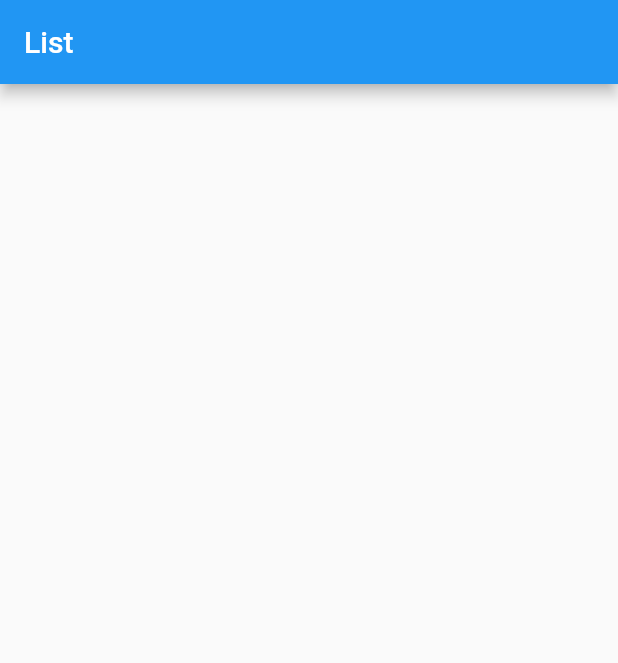
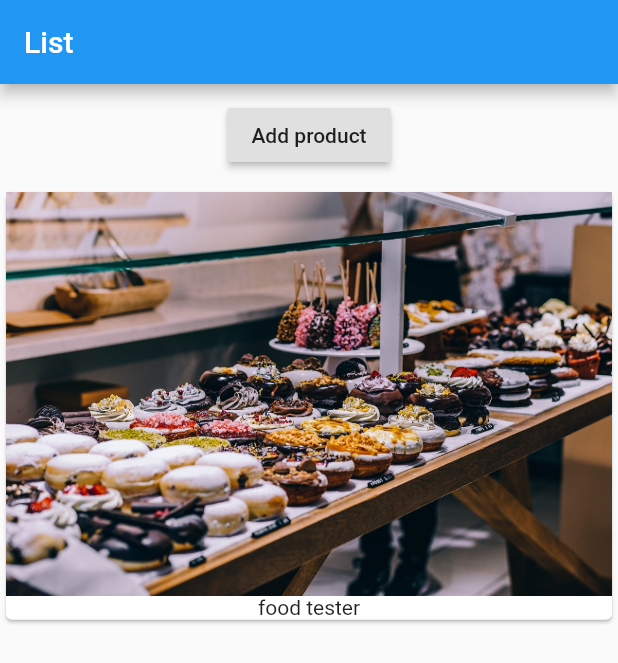
Before and after one commit to Devahmed93/Flutter_app, a Flutter app: the screen it shows after launch, on a phone screen of 412 x 824 dp. Shown: the top 663 px of the screen. Run offline on Flutter 3.47's test engine with Material 2 defaults, Android fonts, the phone set to English and light mode, and no system bars.

Commit message:
add button

```diff
--- a/lib/main.dart
+++ b/lib/main.dart
@@ -1,20 +1,52 @@
 import 'package:flutter/material.dart';
 
-void main() =>  runApp(MyApp()); //only in onestatement
+void main() => runApp(MyApp()); //only in onestatement
 
+class MyApp extends StatefulWidget {
+  @override
+  State<StatefulWidget> createState() {
+    // TODO: implement createState
+    return _MyAppState();
+  }
+}
 
-class MyApp extends StatelessWidget {
+class _MyAppState extends State<MyApp> {
+  List<String> _products = ['food tester'];
   @override
   Widget build(BuildContext context) {
     return MaterialApp(
         home: Scaffold(
-      appBar: AppBar(
-        title: Text('List'),
-        title: Text('List'),
-      ),
-      body:Card(child:Column(children: <Widget>[
+            appBar: AppBar(
+              title: Text('List'),
+            ),
+            body: Column(
+              children: [
+                Container(
+                  margin: EdgeInsets.all(10.0),
+                  child: RaisedButton(
+                    onPressed: () {
+                      setState(() {
+                         _products.add('advanced food');
 
-      ],),),
-    ));
+                      });
+
+                    },
+                    child: Text('Add product'),
+                  ),
+                ),
+                Column(
+                  children: _products
+                      .map((element) => Card(
+                            child: Column(
+                              children: <Widget>[
+                                Image.asset('assets/food.jpg'),
+                                Text(element)
+                              ],
+                            ),
+                          ))
+                      .toList(),
+                ),
+              ],
+            )));
   }
 }
--- a/pubspec.yaml
+++ b/pubspec.yaml
@@ -42,7 +42,7 @@ flutter:
 
   # To add assets to your application, add an assets section, like this:
   assets:
-  - assets/food.jpg
+   - assets/food.jpg
   # - images/a_dot_ham.jpeg
 
   # An image asset can refer to one or more resolution-specific "variants", see
```
Also changed, not shown: 7 other files.
